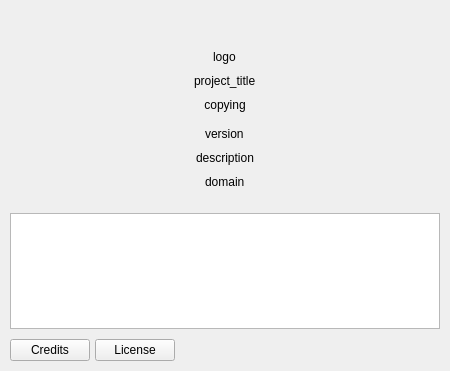
Before: the Qt Designer form src/xamp/aboutdialog.ui in billlin0904/xamp2, drawn with Qt 5.
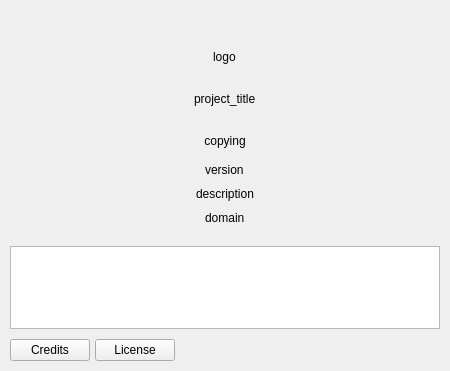
After: the same form once the commit is applied.

```diff
--- a/src/xamp/aboutdialog.ui
+++ b/src/xamp/aboutdialog.ui
@@ -57,6 +57,18 @@
    </item>
    <item alignment="Qt::AlignHCenter">
     <widget class="QLabel" name="lblProjectTitle">
+     <property name="minimumSize">
+      <size>
+       <width>0</width>
+       <height>50</height>
+      </size>
+     </property>
+     <property name="maximumSize">
+      <size>
+       <width>16777215</width>
+       <height>50</height>
+      </size>
+     </property>
      <property name="text">
       <string>project_title</string>
      </property>
```
